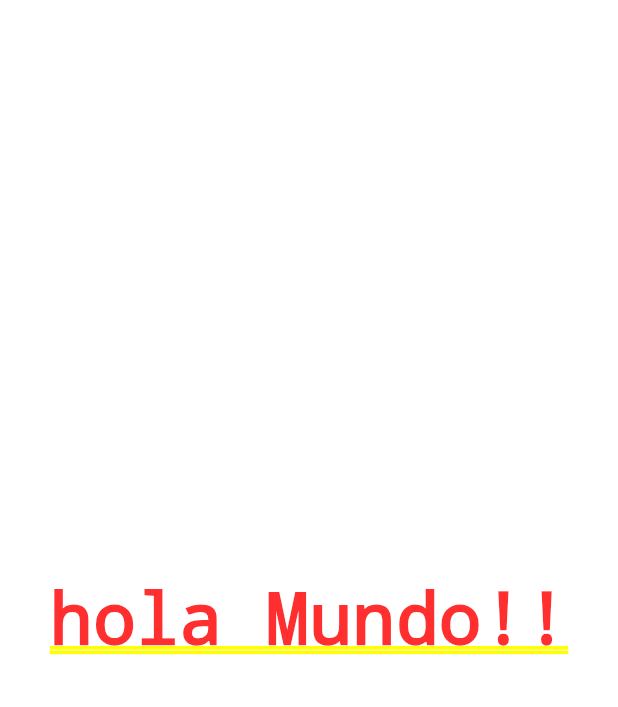
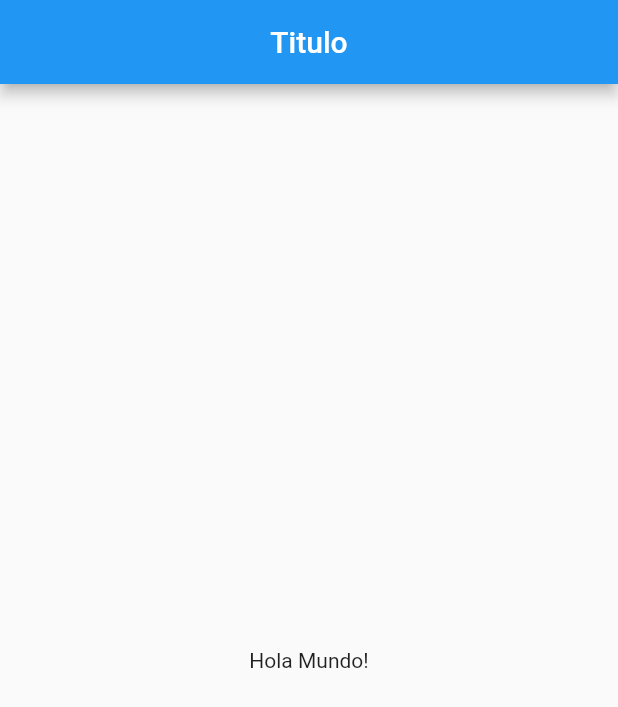
Before and after one commit to eigan97/flutter_contador, a Flutter app: the screen it shows after launch, on a phone screen of 412 x 824 dp. Shown: the top 707 px of the screen. Run offline on Flutter 3.47's test engine with Material 2 defaults, Android fonts, the phone set to English and light mode, and no system bars.

Commit message:
Creacion de home page para uso de widget scaffold para app con app bar y body

```diff
--- a/hello_contador/lib/src/app.dart
+++ b/hello_contador/lib/src/app.dart
@@ -1,4 +1,5 @@
 import 'package:flutter/material.dart';
+import 'package:hello_contador/src/pages/home_page.dart';
 
 /*
   * No es correcto tener la logica de varios componentes en un
@@ -19,7 +20,9 @@ class MyApp extends StatelessWidget {
         Para centrar el texto ocupamos un widget center
         que recibe como hijo otro widget que sera centrado
       */
-      home: Center(child: Text('hola Mundo!!')),
+      home: Center(
+        child: HomePage(),
+      ),
     );
   }
 }
--- /dev/null
+++ b/hello_contador/lib/src/pages/home_page.dart
@@ -0,0 +1,29 @@
+/*
+dart: se ocupa el _ para separar palabras
+y tenemos una carpeta para poner las paginas.
+Cada pagina que nosotros pongamos es un widget y es
+la representacion de un espacio del scalffold de la pantalla
+*/
+
+import 'package:flutter/material.dart';
+
+class HomePage extends StatelessWidget {
+  @override
+  Widget build(context) {
+    /**
+     * Vamos a regresar scaffold en build
+     * Scaffold: pagina que cubre toda la pantalla que tiene un
+     * appbar, un floting actions button, un buttom bar
+     * y podemos colocar un menu lateral
+     */
+    return Scaffold(
+      appBar: AppBar(
+        title: Text('Titulo'),
+        centerTitle: true,
+      ),
+      body: Center(
+        child: Text('Hola Mundo!'),
+      ),
+    );
+  }
+}
```
